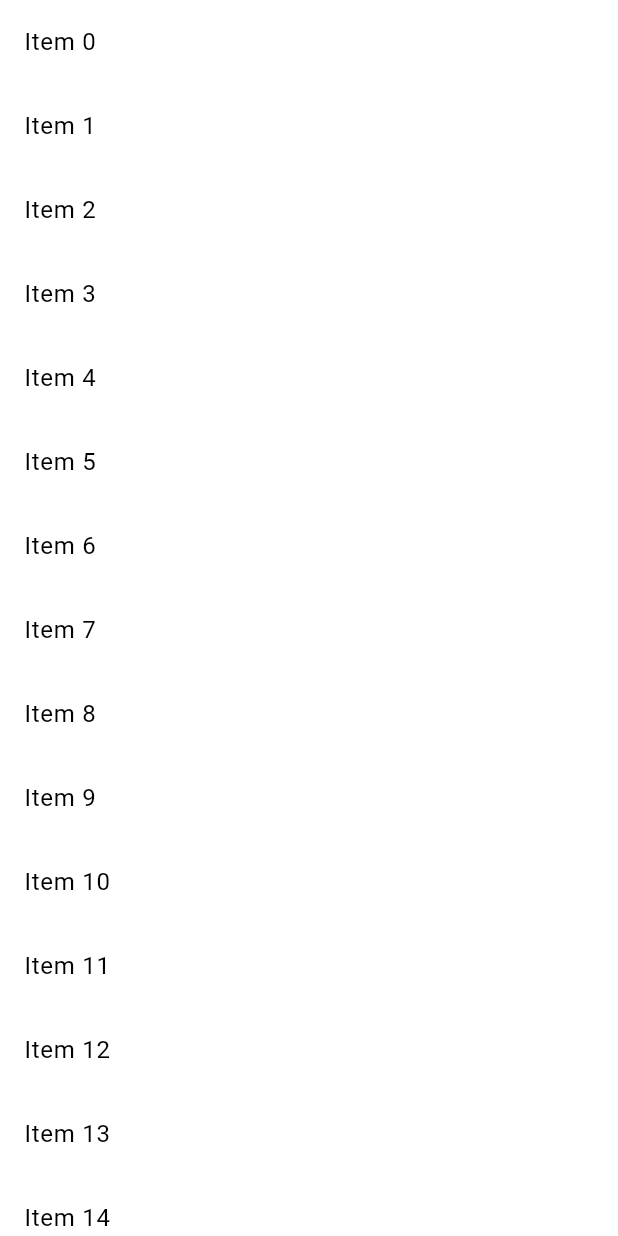
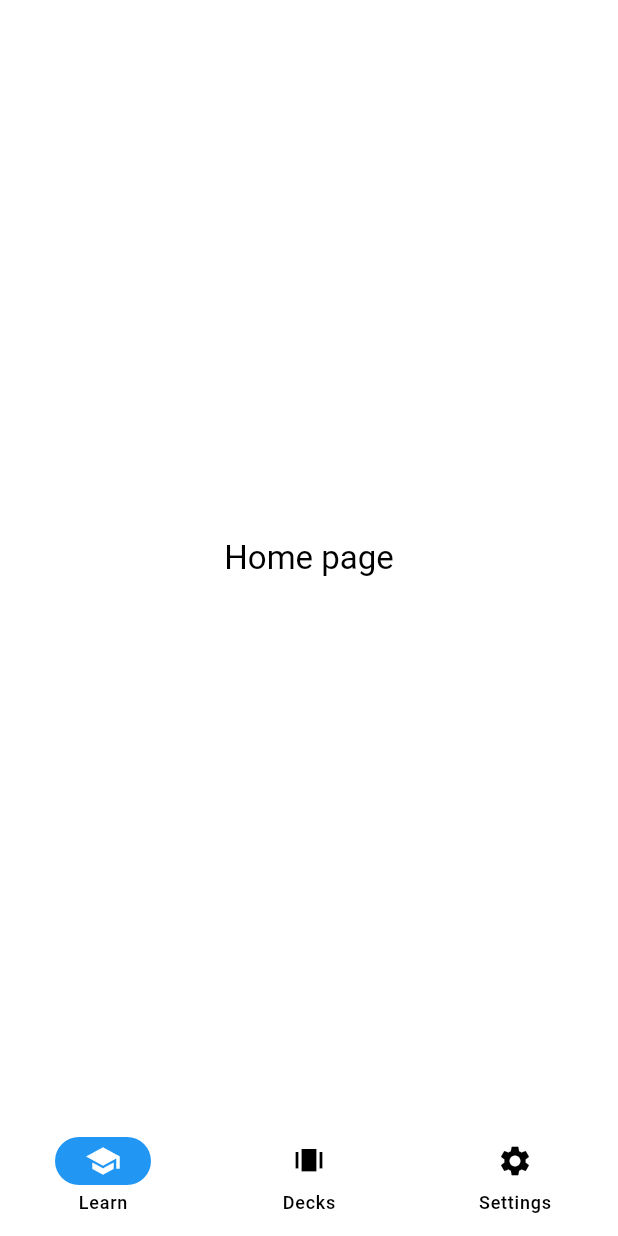
Before and after one commit to Bl4ckspell7/FlutterDecks, a Flutter app: the screen it shows after launch, on a phone screen of 412 x 824 dp. Run offline on Flutter 3.47's test engine with Material 3 defaults, Android fonts, the phone set to English and light mode, and no system bars; drawn by our look-alikes of dynamic_color.

Commit message:
navigation bar: change label and icons

```diff
--- a/lib/main.dart
+++ b/lib/main.dart
@@ -34,7 +34,7 @@
             useMaterial3: true,
           ),
           themeMode: ThemeMode.system,
-          home: const ListScrollTest(),
+          home: const BottomNavigationBar(),
         );
       },
     );
@@ -157,14 +157,14 @@
   }
 }
 
-class NavigationExample extends StatefulWidget {
-  const NavigationExample({super.key});
+class BottomNavigationBar extends StatefulWidget {
+  const BottomNavigationBar({super.key});
 
   @override
-  State<NavigationExample> createState() => _NavigationExampleState();
+  State<BottomNavigationBar> createState() => _BottomNavigationBarState();
 }
 
-class _NavigationExampleState extends State<NavigationExample> {
+class _BottomNavigationBarState extends State<BottomNavigationBar> {
   int currentPageIndex = 0;
 
   @override
@@ -181,17 +181,19 @@
         selectedIndex: currentPageIndex,
         destinations: const <Widget>[
           NavigationDestination(
-            selectedIcon: Icon(Icons.home),
-            icon: Icon(Icons.home_outlined),
-            label: 'Home',
+            icon: Icon(Icons.school),
+            selectedIcon: Icon(Icons.school),
+            label: 'Learn',
           ),
           NavigationDestination(
-            icon: Badge(child: Icon(Icons.notifications_sharp)),
-            label: 'Notifications',
+            icon: Icon(Icons.amp_stories),
+            selectedIcon: Icon(Icons.amp_stories),
+            label: 'Decks',
           ),
           NavigationDestination(
-            icon: Badge(label: Text('2'), child: Icon(Icons.messenger_sharp)),
-            label: 'Messages',
+            icon: Icon(Icons.settings),
+            selectedIcon: Icon(Icons.settings),
+            label: 'Settings',
           ),
         ],
       ),
```
